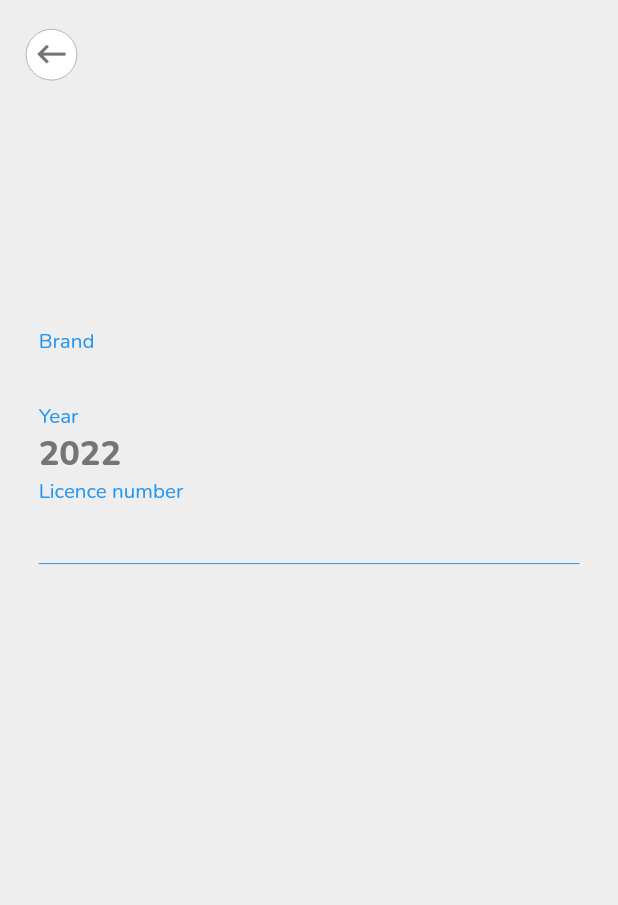
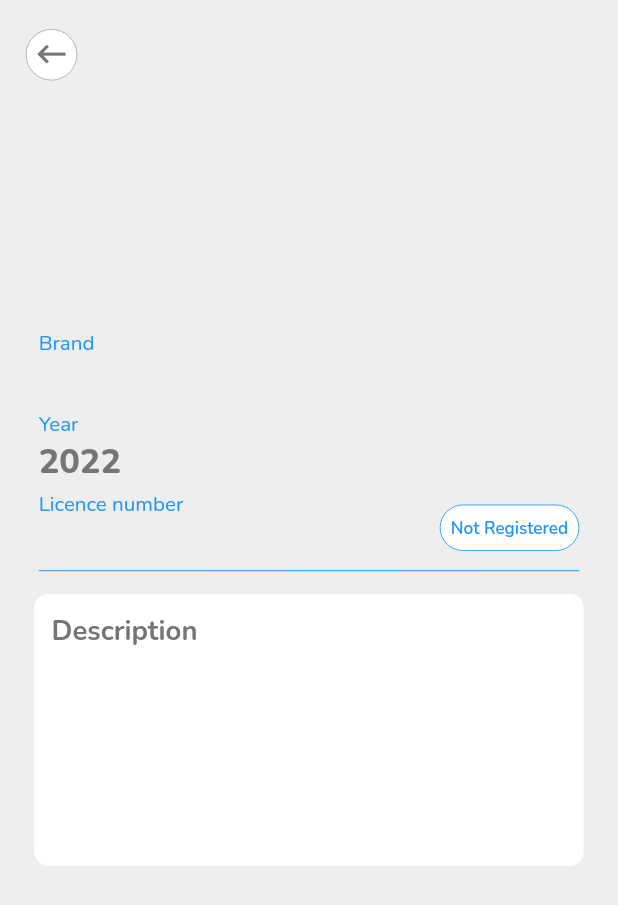
Before and after one commit to Noamagnus/MyGarage, a Flutter app: the VehicleScreen screen opened directly with empty values, on a phone screen of 412 x 824 dp. Shown: the top 905 px of the screen. Run offline on Flutter 3.47's test engine with Material 2 defaults, Android fonts, the phone set to English and light mode, and no system bars; our stand-ins replace bloc, flutter_bloc, flutter_screenutil, freezed_annotation, google_fonts, image_picker and 1 more.

Commit message:
fixed vehicle screen

```diff
--- a/lib/presentation/screens/garage_screen.dart
+++ b/lib/presentation/screens/garage_screen.dart
@@ -136,7 +136,10 @@ class CustomAppBar extends StatelessWidget {
                   builder: (BuildContext context) {
                     return const AlertDialog(
                       backgroundColor: AppColors.screenBackgroundColor,
-                      content: SingleChildScrollView(child: AddVehicleDialog()),
+                      content: SingleChildScrollView(
+                        physics: BouncingScrollPhysics(),
+                        child: AddVehicleDialog(),
+                      ),
                     );
                   });
             },
--- a/lib/presentation/screens/vehicle_screen.dart
+++ b/lib/presentation/screens/vehicle_screen.dart
@@ -7,10 +7,12 @@ import 'package:intl/intl.dart';
 
 import 'package:my_garage/business_logic/garage/bloc/garage_bloc.dart';
 import 'package:my_garage/data/models/car_model.dart';
+import 'package:my_garage/presentation/widgets/list_tile.dart';
 import 'package:my_garage/presentation/widgets/rounder_icon_button.dart';
 import 'package:my_garage/presentation/widgets/text_widgets.dart';
 import 'package:my_garage/utils/colors.dart';
 import 'package:my_garage/utils/dimensions.dart';
+import 'package:my_garage/utils/widget_functions.dart';
 
 class VehicleScreen extends StatelessWidget {
   final Car car;
@@ -19,8 +21,8 @@ class VehicleScreen extends StatelessWidget {
   @override
   Widget build(BuildContext context) {
     final sidePadding = EdgeInsets.symmetric(horizontal: 15.sp);
-    final carY = car.year;
-    final year = DateFormat('yyyy').format(carY);
+    final carYear = car.year;
+    final year = DateFormat('yyyy').format(carYear);
 
     return Scaffold(
       backgroundColor: AppColors.screenBackgroundColor,
@@ -58,11 +60,24 @@ class VehicleScreen extends StatelessWidget {
                                 label: 'Year',
                                 text: year,
                               ),
-                              VehicleScreenText(
-                                label: 'Licence number',
-                                text: car.licenceNumber,
+                              Row(
+                                mainAxisAlignment: MainAxisAlignment.spaceBetween,
+                                children: [
+                                  VehicleScreenText(
+                                    label: 'Licence number',
+                                    text: car.licenceNumber,
+                                  ),
+                                  SmallRoundedContainer(
+                                    color: AppColors.white,
+                                    text: car.isRegistered ? 'Registered' : 'Not Registered',
+                                    border: Border.all(color: AppColors.blueColor, width: 0.5.sp),
+                                    borderRadius: BorderRadius.circular(30.r),
+                                    textColor: AppColors.blueColor,
+                                  )
+                                ],
                               ),
                               const Divider(
+                                height: 0,
                                 color: AppColors.blueColor,
                               )
                             ],
@@ -71,18 +86,7 @@ class VehicleScreen extends StatelessWidget {
                       ),
                       Expanded(
                         flex: 34,
-                        child: Container(
-                          padding: EdgeInsets.symmetric(
-                            horizontal: 20.h,
-                            vertical: 5.w,
-                          ),
-                          width: Dimensions.screenWidth,
-                          color: AppColors.screenBackgroundColor,
-                          child: EasyText(
-                            car.description,
-                            color: AppColors.grey500,
-                          ),
-                        ),
+                        child: DescriptionStack(car: car),
                       )
                     ],
                   ),
@@ -94,6 +98,58 @@ class VehicleScreen extends StatelessWidget {
                   width: Dimensions.screenHeight,
                 );
         },
+      ),
+    );
+  }
+}
+
+class DescriptionStack extends StatelessWidget {
+  const DescriptionStack({
+    Key? key,
+    required this.car,
+  }) : super(key: key);
+
+  final Car car;
+
+  @override
+  Widget build(BuildContext context) {
+    return Container(
+      padding: EdgeInsets.only(
+        // top: 20.h,
+        left: 20.w,
+        right: 20.w,
+        bottom: 20.w,
+      ),
+      width: Dimensions.screenWidth,
+      color: AppColors.screenBackgroundColor,
+      child: Container(
+        padding: EdgeInsets.all(10.sp),
+        decoration: BoxDecoration(
+          color: AppColors.white,
+          borderRadius: BorderRadius.circular(8.r),
+        ),
+        child: Column(
+          crossAxisAlignment: CrossAxisAlignment.start,
+          children: [
+            EasyText(
+              'Description',
+              fontSize: 16.sp,
+              color: AppColors.grey600,
+              fontWeight: FontWeight.w700,
+            ),
+            addVerticalSpace(8.h),
+            Container(
+              height: 130,
+              child: SingleChildScrollView(
+                physics: const BouncingScrollPhysics(),
+                child: EasyText(
+                  car.description,
+                  color: AppColors.grey500,
+                ),
+              ),
+            ),
+          ],
+        ),
       ),
     );
   }
@@ -178,7 +234,7 @@ class VehicleScreenText extends StatelessWidget {
       children: [
         EasyText(
           label,
-          color:AppColors.blueColor,
+          color: AppColors.blueColor,
           fontSize: 12.sp,
         ),
         EasyText(
--- a/lib/presentation/widgets/list_tile.dart
+++ b/lib/presentation/widgets/list_tile.dart
@@ -3,6 +3,7 @@ import 'dart:io';
 import 'package:flutter/material.dart';
 import 'package:flutter_screenutil/flutter_screenutil.dart';
 import 'package:intl/intl.dart';
+
 import 'package:my_garage/utils/colors.dart';
 import 'package:my_garage/utils/widget_functions.dart';
 
@@ -15,7 +16,6 @@ class CustomListTile extends StatelessWidget {
     required this.year,
     required this.path,
     required this.isRegistered,
-
   }) : super(key: key);
   final String brand;
   final String licenceNumber;
@@ -23,7 +23,6 @@ class CustomListTile extends StatelessWidget {
   final DateTime year;
   final String path;
   final bool isRegistered;
-
 
   @override
   Widget build(BuildContext context) {
@@ -133,23 +132,34 @@ class CustomListTile extends StatelessWidget {
 }
 
 class SmallRoundedContainer extends StatelessWidget {
-  const SmallRoundedContainer({Key? key, required this.text}) : super(key: key);
+  const SmallRoundedContainer({
+    Key? key,
+    required this.text,
+    this.color,
+    this.border,
+    this.borderRadius,
+    this.textColor,
+  }) : super(key: key);
   final String text;
+  final Color? color;
+  final BoxBorder? border;
+  final BorderRadiusGeometry? borderRadius;
+  final Color? textColor;
   @override
   Widget build(BuildContext context) {
     return Container(
       padding: EdgeInsets.all(6.sp),
       decoration: BoxDecoration(
-        color: AppColors.screenBackgroundColor,
-        borderRadius: BorderRadius.circular(20),
-        // border: Border.all(color: AppColors.blueColor,width: 0.5.sp),
+        color: color ?? AppColors.screenBackgroundColor,
+        borderRadius: borderRadius ?? BorderRadius.circular(20.r),
+        border: border,
       ),
       child: Text(
         text,
         style: TextStyle(
           fontSize: 10.sp,
           fontWeight: FontWeight.w600,
-          color: AppColors.textTitleColor,
+          color: textColor??AppColors.textTitleColor,
         ),
       ),
     );
```
Also changed, not shown: lib/presentation/widgets/text_widgets.dart (+0 -61 lines).
